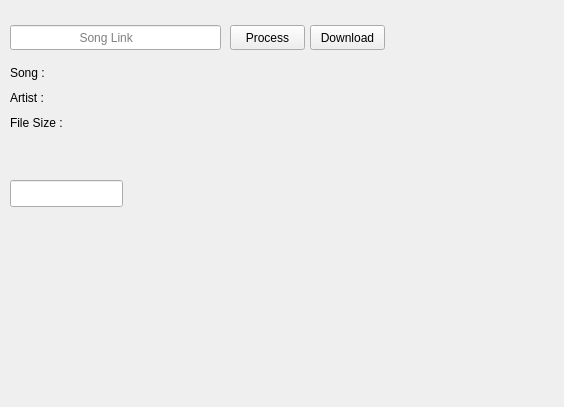
The window that main.ui (zizo-pro/My_Downloader) describes before a commit, drawn with Qt 5.
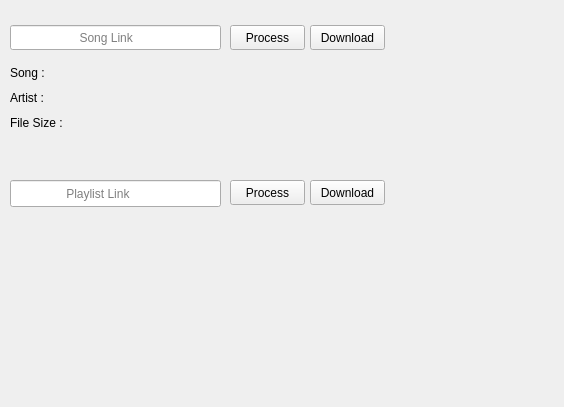
The same window after the commit.

```diff
--- a/main.ui
+++ b/main.ui
@@ -34,10 +34,13 @@
     <rect>
      <x>10</x>
      <y>180</y>
-     <width>113</width>
+     <width>211</width>
      <height>27</height>
     </rect>
    </property>
+   <property name="placeholderText">
+    <string>                Playlist Link</string>
+   </property>
   </widget>
   <widget class="QLabel" name="label_2">
    <property name="geometry">
@@ -104,6 +107,32 @@
     <string>File Size :</string>
    </property>
   </widget>
+  <widget class="QPushButton" name="playlist_process_button">
+   <property name="geometry">
+    <rect>
+     <x>230</x>
+     <y>180</y>
+     <width>75</width>
+     <height>25</height>
+    </rect>
+   </property>
+   <property name="text">
+    <string>Process</string>
+   </property>
+  </widget>
+  <widget class="QPushButton" name="playlist_download_button">
+   <property name="geometry">
+    <rect>
+     <x>310</x>
+     <y>180</y>
+     <width>75</width>
+     <height>25</height>
+    </rect>
+   </property>
+   <property name="text">
+    <string>Download</string>
+   </property>
+  </widget>
  </widget>
  <resources/>
  <connections/>
```
Left out of the diff: 8 changed lines with no effect on the pictures.
